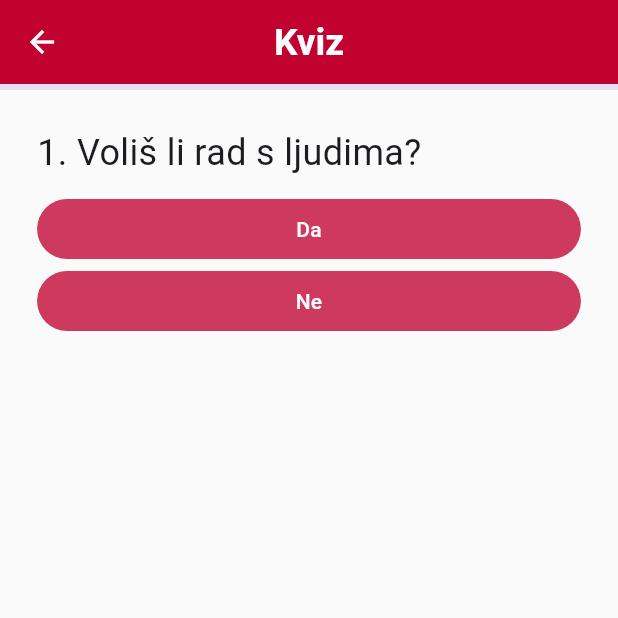
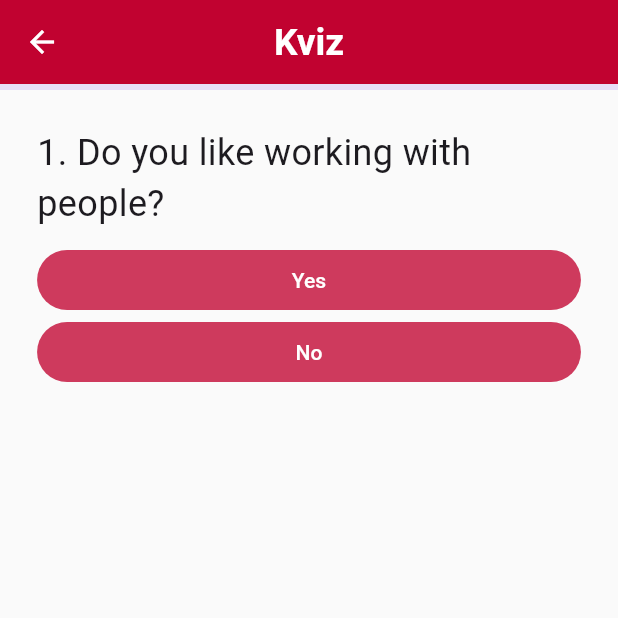
Before and after one commit to kristijanw/rckdu, a Flutter app: the HomeScreen screen opened directly, after a tap on "Zaigraj kviz", on a phone screen of 412 x 824 dp, the top half of it. Run offline on Flutter 3.47's test engine with Material 2 defaults, Android fonts, the phone set to English and light mode, and no system bars; our stand-ins replace easy_localization, flutter_hooks, flutter_html, flutter_local_notifications, flutter_svg, go_router and 3 more; missing offline and left inert: flutter_background_service; accounts and stored records are empty; network calls fail; Roboto replaces fonts that are missing (Poppins).

Commit message:
translate, update quiz

```diff
--- a/assets/translations/en-US.json
+++ b/assets/translations/en-US.json
@@ -3,6 +3,11 @@
     "choiseLang":"Choose your language",
     "go": "Let's go",
     "newsTitle": "News",
+
+    "selectedc": "Selected categories",
+
+    "cancel": "Cancel",
+    "okej": "Confirm",
 
     "navBarHome": "Homepage",
     "navBarNews": "News",
@@ -16,9 +21,12 @@
     "preloadChoiseCat": "Choose one or more of the offered categories",
     "preloadButton": "Select categories",
 
+    "quizTitle": "Quiz",
     "playQuiz": "Play the quiz",
     "playQuitTxt": "Play the quiz and find out which major within our school is right for you!",
     "resetQuiz": "Play again",
 
+    "result1": "Based on the answers to the quiz, the result indicates that the ideal major for you could be:",
+
     "skip": "Skip"
  }
--- a/assets/translations/hr-HR.json
+++ b/assets/translations/hr-HR.json
@@ -3,6 +3,11 @@
     "choiseLang":"Odaberite svoj jezik",
     "go": "Krenimo",
     "newsTitle": "Novosti",
+
+    "selectedc": "Izabrane kategorije",
+
+    "cancel": "Odustani",
+    "okej": "U redu",
 
     "navBarHome": "Naslovna",
     "navBarNews": "Novosti",
@@ -16,9 +21,12 @@
     "preloadChoiseCat": "Odaberite jednu ili više od ponuđenih kategorija",
     "preloadButton": "Odaberi kategorije",
 
+    "quizTitle": "Kviz",
     "playQuiz": "Zaigraj kviz",
     "playQuitTxt": "Zaigraj kviz i otkrij koji smjer u okviru naše škole je baš za tebe!",
     "resetQuiz": "Igraj ponovo",
 
+    "result1": "Na temelju odgovora na kvizu, rezultat ukazuje da bi idealan smjer za tebe mogao biti:",
+
     "skip": "Preskoči"
 }
--- a/lib/questions.dart
+++ b/lib/questions.dart
@@ -141,7 +141,7 @@ final allQuestions = [
     ],
   },
   {
-    'questionText': '11. Sebe u budučnosti vidim na nekom rukovodećem mjestu',
+    'questionText': '11. Sebe u budućnosti vidim na nekom rukovodećem mjestu',
     'answers': [
       {'text': 'Da', 'score': 1},
       {'text': 'Ne', 'score': 1},
@@ -177,6 +177,185 @@ final allQuestions = [
   },
 ];
 
+final allQuestionsEng = [
+  {
+    'questionText': '1. Do you like working with people?',
+    'answers': [
+      {'text': 'Yes', 'score': 0},
+      {'text': 'No', 'score': 0},
+    ],
+  },
+  {
+    'questionText': '2. How long do you want to study?',
+    'answers': [
+      {
+        'text': 'I want to complete a three-year program',
+        'score': 1,
+        'profession': {'konobar', 'kuhar', 'tes', 'slasticar'},
+      },
+      {
+        'text': 'I want to complete a four-year program',
+        'score': 1,
+        'profession': {'htt', 'thk', 'kt'},
+      },
+    ],
+  },
+  {
+    'questionText': '3. I am in good psychophysical condition',
+    'answers': [
+      {
+        'text': 'Yes',
+        'score': 1,
+        'profession': {'konobar', 'kuhar', 'kt', 'thk'},
+      },
+      {
+        'text': 'No',
+        'score': 1,
+        'profession': {'htt', 'slasticar'},
+      },
+    ],
+  },
+  {
+    'questionText':
+        '4. I would like to do a job that involves interacting with people and speaking',
+    'answers': [
+      {
+        'text': 'Yes',
+        'score': 1,
+        'profession': {'htt', 'konobar', 'thk'},
+      },
+      {
+        'text': 'No',
+        'score': 1,
+        'profession': {'kuhar', 'tes', 'slasticar', 'kt', 'thk'},
+      },
+    ],
+  },
+  {
+    'questionText': '5. I would like to learn more foreign languages',
+    'answers': [
+      {
+        'text': 'Yes',
+        'score': 1,
+        'profession': {'htt'},
+      },
+      {'text': 'No', 'score': 1},
+    ],
+  },
+  {
+    'questionText': '6. I would characterize myself as',
+    'answers': [
+      {'text': 'A withdrawn person with a calm character', 'score': 1},
+      {
+        'text': 'An open person with strong communication skills',
+        'score': 1,
+        'profession': {'htt', 'konobar', 'kt', 'thk'},
+      },
+    ],
+  },
+  {
+    'questionText': '7. I like jobs where I can express my creativity',
+    'answers': [
+      {
+        'text': 'Yes',
+        'score': 1,
+        'profession': {'kuhar', 'kt', 'slasticar'},
+      },
+      {
+        'text': 'No',
+        'score': 1,
+        'profession': {'konobar', 'tes', 'htt', 'thk'},
+      },
+    ],
+  },
+  {
+    'questionText': '8. I prefer to prepare',
+    'answers': [
+      {
+        'text': 'Salty food',
+        'score': 1,
+        'profession': {'kuhar', 'kt'},
+      },
+      {
+        'text': 'Sweet food',
+        'score': 1,
+        'profession': {'slasticar'},
+      },
+    ],
+  },
+  {
+    'questionText': '9. I handle stressful situations well',
+    'answers': [
+      {
+        'text': 'Really good',
+        'score': 1,
+        'profession': {'konobar', 'htt', 'thk'},
+      },
+      {
+        'text': 'Good',
+        'score': 1,
+        'profession': {'kt', 'kuhar', 'slasticar'},
+      },
+      {
+        'text': 'Bad',
+        'score': 1,
+        'profession': {'slasticar', 'tes'},
+      },
+    ],
+  },
+  {
+    'questionText':
+        '10. Demanding conditions such as weather conditions and working outdoors are a problem for me',
+    'answers': [
+      {
+        'text': 'Yes',
+        'score': 1,
+        'profession': {'kuhar', 'slasticar', 'kt', 'tes'},
+      },
+      {
+        'text': 'No',
+        'score': 1,
+        'profession': {'thk', 'konobar'},
+      },
+    ],
+  },
+  {
+    'questionText': '11. I see myself in a managerial position in the future',
+    'answers': [
+      {'text': 'Yes', 'score': 1},
+      {'text': 'No', 'score': 1},
+    ],
+  },
+  {
+    'questionText':
+        '12. I want to do a job where I can constantly improve and progress',
+    'answers': [
+      {'text': 'Yes', 'score': 1},
+      {
+        'text': 'No',
+        'score': 1,
+        'profession': {'tes', 'konobar'},
+      },
+    ],
+  },
+  {
+    'questionText':
+        '13. I like to help with household chores that include preparing the daily meals',
+    'answers': [
+      {
+        'text': 'Yes',
+        'score': 1,
+        'profession': {'slasticar', 'kt', 'kuhar'},
+      },
+      {
+        'text': 'No',
+        'score': 1,
+        'profession': {'konobar', 'tes', 'htt', 'thk'},
+      },
+    ],
+  },
+];
+
 final allProfession = [
   {"title": "konobar", "score": 0},
   {"title": "kuhar", "score": 0},
--- a/lib/screens/home/home.dart
+++ b/lib/screens/home/home.dart
@@ -26,6 +26,7 @@ class _HomeScreenState extends State<HomeScreen> {
         crossAxisAlignment: CrossAxisAlignment.stretch,
         children: [
           Expanded(
+            flex: 2,
             child: Container(
               decoration: const BoxDecoration(
                 image: DecorationImage(
@@ -114,18 +115,6 @@ class _HomeScreenState extends State<HomeScreen> {
                         fontWeight: FontWeight.w400,
                       ),
                     ),
-                    SizedBox(
-                      height: size.height * 0.02,
-                    ),
-                    Text(
-                      'home3'.tr(),
-                      textAlign: TextAlign.center,
-                      style: TextStyle(
-                        color: Colors.white,
-                        fontSize: size.height * 0.016,
-                        fontWeight: FontWeight.w400,
-                      ),
-                    ),
                   ],
                 ),
               ),
--- a/lib/screens/home/preload.dart
+++ b/lib/screens/home/preload.dart
@@ -108,7 +108,7 @@ class _HomePreloadState extends State<HomePreload> {
                 Column(
                   children: [
                     Text(
-                      'Izabrane kategorije',
+                      'selectedc'.tr(),
                       style: TextStyle(
                         color: Colors.white,
                         fontSize: size.height * 0.03,
@@ -272,15 +272,15 @@ class _HomePreloadState extends State<HomePreload> {
             'preloadChoiseCat'.tr(),
             textAlign: TextAlign.center,
           ),
-          cancelText: const Text(
-            'Odustani',
-            style: TextStyle(
+          cancelText: Text(
+            'cancel'.tr(),
+            style: const TextStyle(
               color: Color(0xffC10230),
             ),
           ),
-          confirmText: const Text(
-            'U redu',
-            style: TextStyle(
+          confirmText: Text(
+            'okej'.tr(),
+            style: const TextStyle(
               color: Color(0xffC10230),
             ),
           ),
--- a/lib/screens/quiz/quiz_screen.dart
+++ b/lib/screens/quiz/quiz_screen.dart
@@ -1,5 +1,6 @@
 import 'dart:developer';
 
+import 'package:easy_localization/easy_localization.dart';
 import 'package:flutter/material.dart';
 import 'package:go_router/go_router.dart';
 import 'package:rckdu/questions.dart';
@@ -14,7 +15,7 @@ class QuizScreen extends StatefulWidget {
 }
 
 class _QuizScreenState extends State<QuizScreen> {
-  final _questions = allQuestions;
+  List<Map<String, Object>> _questions = [];
   final allprofession = allProfession;
   var _questionIndex = 0;
   var _totalScore = 0;
@@ -62,6 +63,22 @@ class _QuizScreenState extends State<QuizScreen> {
   }
 
   @override
+  void didChangeDependencies() {
+    super.didChangeDependencies();
+
+    // Initialize _questions based on the locale
+    if (context.locale.toString() == '') {
+      setState(() {
+        _questions = allQuestions;
+      });
+    } else {
+      setState(() {
+        _questions = allQuestionsEng;
+      });
+    }
+  }
+
+  @override
   void initState() {
     super.initState();
   }
@@ -79,7 +96,7 @@ class _QuizScreenState extends State<QuizScreen> {
           onPressed: () => context.go('/navigation'),
         ),
         title: Text(
-          'Kviz',
+          'quizTitle'.tr(),
           style: TextStyle(
             color: Colors.white,
             fontSize: size.height * 0.03,
--- a/lib/screens/quiz/result.dart
+++ b/lib/screens/quiz/result.dart
@@ -38,11 +38,11 @@ class Result extends StatelessWidget {
     return Column(
       crossAxisAlignment: CrossAxisAlignment.start,
       children: [
-        const Text(
-          "Na temelju odgovora na kvizu, rezultat ukazuje da bi idealan smjer za tebe mogao biti:",
-          style: TextStyle(
+        Text(
+          "result1".tr(),
+          style: const TextStyle(
             fontSize: 23,
-            fontWeight: FontWeight.bold,
+            fontWeight: FontWeight.w500,
           ),
           textAlign: TextAlign.start,
         ),
--- a/lib/services/news.dart
+++ b/lib/services/news.dart
@@ -25,6 +25,8 @@ Future<void> checkForNewNews(
     final el = CategoryModel.fromJson(jsonDecode(element));
     catIds.add(el.id.toString());
   }
+
+  if (catIds.isNotEmpty) {
     String idString = catIds.join(',');
     log('Popis odabranih kategorija');
     log(idString);
@@ -36,7 +38,8 @@ Future<void> checkForNewNews(
     var jsonData = json.decode(response.body);
 
     // Podaci sa linka.
-  List<int> curNewsId = jsonData.map((news) => news['id']).cast<int>().toList();
+    List<int> curNewsId =
+        jsonData.map((news) => news['id']).cast<int>().toList();
 
     // Provjera je li postoji novi ID objave u spremljenim podacima.
     bool isNewNews(int newsId) {
@@ -64,6 +67,7 @@ Future<void> checkForNewNews(
       );
     }
   }
+}
 
 class NewsService {
   static Future<NewsModel> getNews(int newsId) async {
--- a/pubspec.yaml
+++ b/pubspec.yaml
@@ -2,7 +2,7 @@ name: rckdu
 description: A new Flutter project.
 publish_to: "none" # Remove this line if you wish to publish to pub.dev
 
-version: 1.0.2+1002
+version: 1.0.3+1003
 
 environment:
   sdk: ">=3.0.1 <4.0.0"
```
Lines whose indentation alone changed are shown as unchanged.
